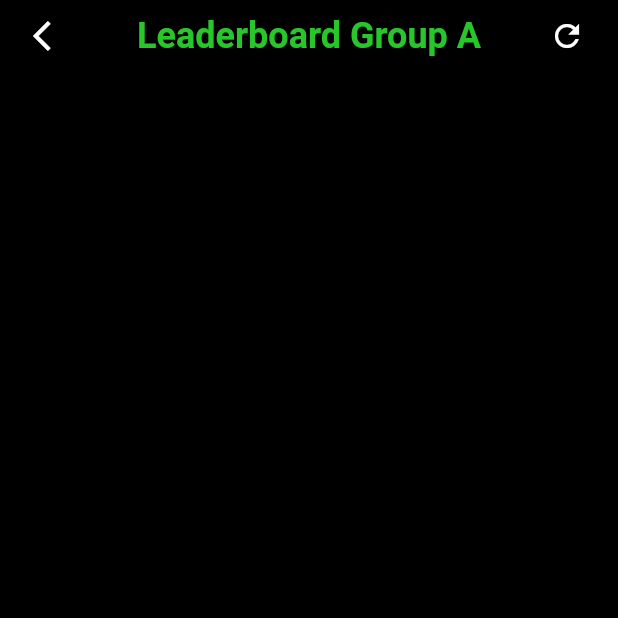
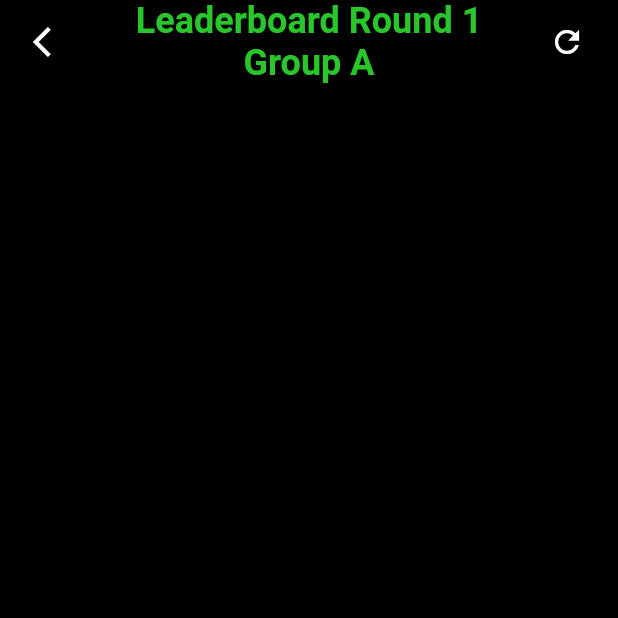
Before and after one commit to aakzsh/treasure-hunt, a Flutter app: the Leaderboard screen opened directly, after a tap on the "refresh" icon, on a phone screen of 412 x 824 dp, the top half of it. Run offline on Flutter 3.47's test engine with Material 2 defaults, Android fonts, the phone set to English and light mode, and no system bars; our stand-ins replace cloud_firestore, firebase_core, google_fonts, shared_preferences; missing offline and left inert: qr_code_scanner; accounts and stored records are empty.

Commit message:
leaderboard almost done

```diff
--- a/lib/screens/leaderboard.dart
+++ b/lib/screens/leaderboard.dart
@@ -17,6 +17,7 @@ class Leaderboard extends StatefulWidget {
 class _LeaderboardState extends State<Leaderboard> {
   String scores = "hehe";
   var score = [];
+  int round = 1;
   // String group = "A";
   @override
   void initState() {
@@ -29,10 +30,10 @@ class _LeaderboardState extends State<Leaderboard> {
     //   score = ["123"];
     // });
     var prefs = await SharedPreferences.getInstance();
-    int round = prefs.getInt("round")!;
 
     setState(() {
       group = prefs.getString("group")!;
+      round = prefs.getInt("round")!;
     });
 
     print("123");
@@ -52,7 +53,13 @@ class _LeaderboardState extends State<Leaderboard> {
   void filterData() async {
     log(score.toString());
     log("group hai" + group);
-    var x = List.from(score.where((element) => element['group'] == 'A'));
+    var x = [];
+
+    if (round == 1) {
+      x = List.from(score.where((element) => element['group'] == 'A'));
+    } else {
+      x = score;
+    }
     x.sort((a, b) => b['points'].compareTo(a['points']));
     setState(() {
       score = x;
@@ -62,6 +69,7 @@ class _LeaderboardState extends State<Leaderboard> {
 
   @override
   Widget build(BuildContext context) {
+    double h = MediaQuery.of(context).size.height;
     return Scaffold(
         backgroundColor: Colors.black,
         body: SafeArea(
@@ -80,7 +88,9 @@ class _LeaderboardState extends State<Leaderboard> {
                       child: Padding(
                         padding: EdgeInsets.only(right: 0.0),
                         child: Text(
-                          "Leaderboard Group $group",
+                          round == 1
+                              ? "Leaderboard Round 1 Group $group"
+                              : "Leaderboard Round 2",
                           textAlign: TextAlign.center,
                           style: TextStyle(
                               fontSize: 24.0,
@@ -99,7 +109,9 @@ class _LeaderboardState extends State<Leaderboard> {
               ),
               const SizedBox(height: 20),
               Container(
-                height: 400,
+                // color: Colors.orange,
+                // height: 400,
+                height: h - 100,
                 child: ListView.builder(
                     itemCount: score.length,
                     itemBuilder: (BuildContext context, int index) {
```
